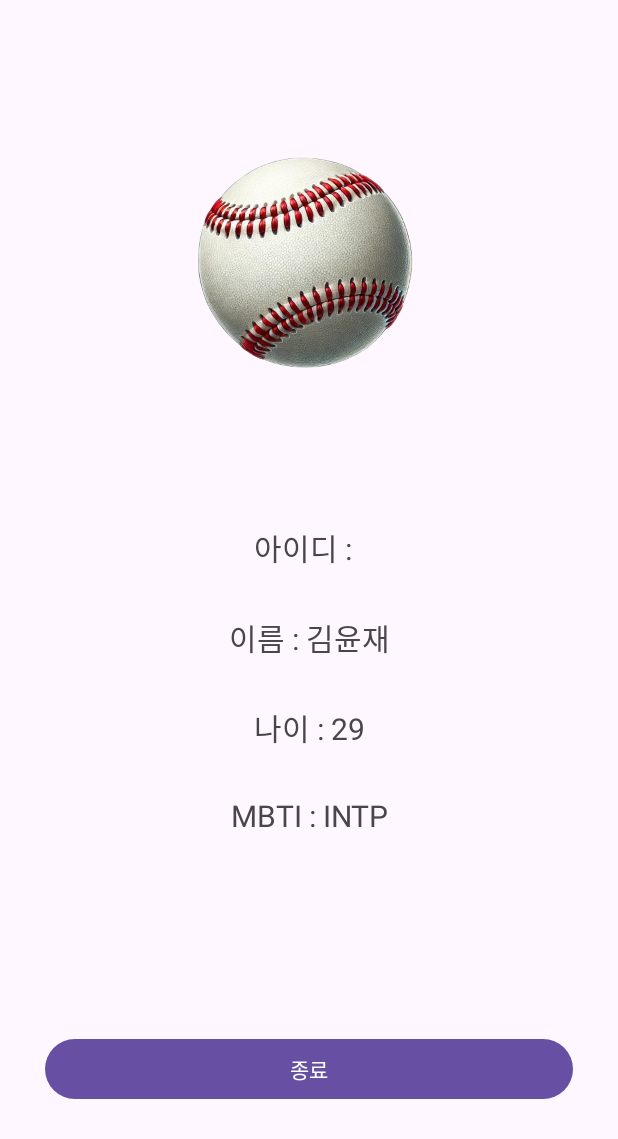
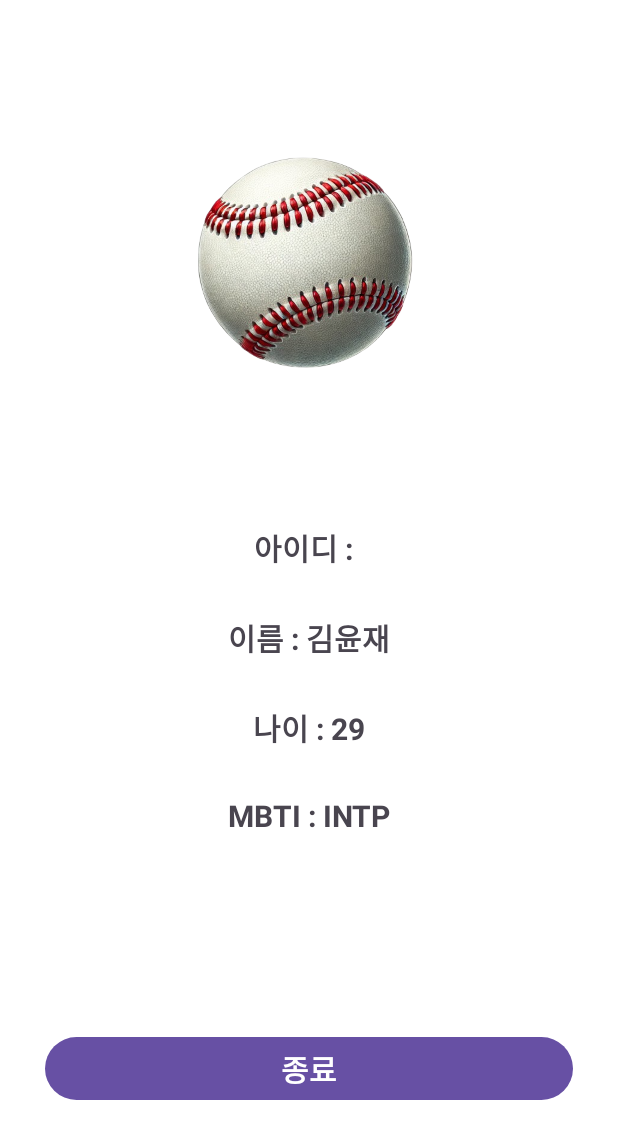
Before and after one commit to kdbswo/ThirdWeekTask, an Android app: the HomeActivity screen opened directly, with no data from a screen before it, on a phone screen of 412 x 824 dp. Shown: the top 1139 px of the screen. Run offline under Robolectric (Android 15) with nearby library versions, the phone set to English and light mode, and no system bars.

Commit message:
Update main_page background color

```diff
--- a/app/src/main/java/com/loci/thirdweektask/HomeActivity.kt
+++ b/app/src/main/java/com/loci/thirdweektask/HomeActivity.kt
@@ -1,11 +1,14 @@
 package com.loci.thirdweektask
 
+import android.graphics.Color
 import android.os.Bundle
 import android.widget.Button
 import android.widget.ImageView
 import android.widget.TextView
 import androidx.activity.enableEdgeToEdge
 import androidx.appcompat.app.AppCompatActivity
+import androidx.constraintlayout.widget.ConstraintLayout
+import androidx.constraintlayout.widget.ConstraintSet.Layout
 import androidx.core.view.ViewCompat
 import androidx.core.view.WindowInsetsCompat
 import kotlin.random.Random
@@ -15,7 +18,7 @@ class HomeActivity : AppCompatActivity() {
         super.onCreate(savedInstanceState)
         enableEdgeToEdge()
         setContentView(R.layout.activity_home)
-        ViewCompat.setOnApplyWindowInsetsListener(findViewById(R.id.main)) { v, insets ->
+        ViewCompat.setOnApplyWindowInsetsListener(findViewById(R.id.main_page)) { v, insets ->
             val systemBars = insets.getInsets(WindowInsetsCompat.Type.systemBars())
             v.setPadding(systemBars.left, systemBars.top, systemBars.right, systemBars.bottom)
             insets
@@ -25,14 +28,30 @@ class HomeActivity : AppCompatActivity() {
         val editTextId = findViewById<TextView>(R.id.tv_homeId)
         val buttonEnd = findViewById<Button>(R.id.btn_end)
         val imageViewBall = findViewById<ImageView>(R.id.img_ball)
+        val mainPage = findViewById<ConstraintLayout>(R.id.main_page)
 
         val random = Random.nextInt(5)
         when (random) {
-            0 -> imageViewBall.setImageResource(R.drawable.baseball_image)
-            1 -> imageViewBall.setImageResource(R.drawable.pngegg)
-            2 -> imageViewBall.setImageResource(R.drawable.volleyball_remove_bg)
-            3 -> imageViewBall.setImageResource(R.drawable.rugb_removebg)
-            4 -> imageViewBall.setImageResource(R.drawable.basketball_removebg)
+            0 -> {
+                imageViewBall.setImageResource(R.drawable.baseball_image)
+                mainPage.setBackgroundColor(Color.parseColor("#FFFFFF"))
+            }
+            1 -> {
+                imageViewBall.setImageResource(R.drawable.pngegg)
+                mainPage.setBackgroundColor(Color.parseColor("#D7FFD9"))
+            }
+            2 -> {
+                imageViewBall.setImageResource(R.drawable.volleyball_remove_bg)
+                mainPage.setBackgroundColor(Color.parseColor("#FFFDD7"))
+            }
+            3 -> {
+                imageViewBall.setImageResource(R.drawable.rugb_removebg)
+                mainPage.setBackgroundColor(Color.parseColor("#D7EEFF"))
+            }
+            4 -> {
+                imageViewBall.setImageResource(R.drawable.basketball_removebg)
+                mainPage.setBackgroundColor(Color.parseColor("#FFD7D7"))
+            }
         }
 
         editTextId.setText(idData)
--- a/app/src/main/res/layout/activity_home.xml
+++ b/app/src/main/res/layout/activity_home.xml
@@ -2,7 +2,7 @@
 <androidx.constraintlayout.widget.ConstraintLayout xmlns:android="http://schemas.android.com/apk/res/android"
     xmlns:app="http://schemas.android.com/apk/res-auto"
     xmlns:tools="http://schemas.android.com/tools"
-    android:id="@+id/main"
+    android:id="@+id/main_page"
     android:layout_width="match_parent"
     android:layout_height="match_parent"
     tools:context=".HomeActivity">
@@ -26,6 +26,7 @@
         android:layout_marginTop="70dp"
         android:text="@string/home_id"
         android:textSize="20sp"
+        android:textStyle="bold"
         app:layout_constraintEnd_toEndOf="parent"
         app:layout_constraintEnd_toStartOf="@+id/tv_homeId"
         app:layout_constraintHorizontal_bias="0.5"
@@ -40,6 +41,8 @@
         android:layout_marginStart="8dp"
         android:text="@string/id"
         android:textSize="20sp"
+        android:textStyle="bold"
+
         app:layout_constraintBottom_toBottomOf="@+id/textView"
         app:layout_constraintEnd_toEndOf="parent"
         app:layout_constraintHorizontal_bias="0.5"
@@ -54,6 +57,8 @@
         android:text="@string/main_name"
         android:textAlignment="center"
         android:textSize="20sp"
+        android:textStyle="bold"
+
         app:layout_constraintEnd_toEndOf="parent"
         app:layout_constraintStart_toStartOf="parent"
         app:layout_constraintTop_toBottomOf="@+id/textView" />
@@ -66,6 +71,8 @@
         android:text="@string/main_age"
         android:textAlignment="center"
         android:textSize="20sp"
+        android:textStyle="bold"
+
         app:layout_constraintEnd_toEndOf="parent"
         app:layout_constraintStart_toStartOf="parent"
         app:layout_constraintTop_toBottomOf="@+id/textView5" />
@@ -78,6 +85,7 @@
         android:text="@string/main_mbti"
         android:textAlignment="center"
         android:textSize="20sp"
+        android:textStyle="bold"
         app:layout_constraintEnd_toEndOf="parent"
         app:layout_constraintStart_toStartOf="parent"
         app:layout_constraintTop_toBottomOf="@+id/textView6" />
@@ -89,6 +97,8 @@
         android:layout_height="wrap_content"
         android:layout_marginLeft="30dp"
         android:layout_marginRight="30dp"
+        android:textSize="20sp"
+        android:textStyle="bold"
         android:text="@string/end"
         app:layout_constraintBottom_toBottomOf="parent"
         app:layout_constraintEnd_toEndOf="parent"
```
